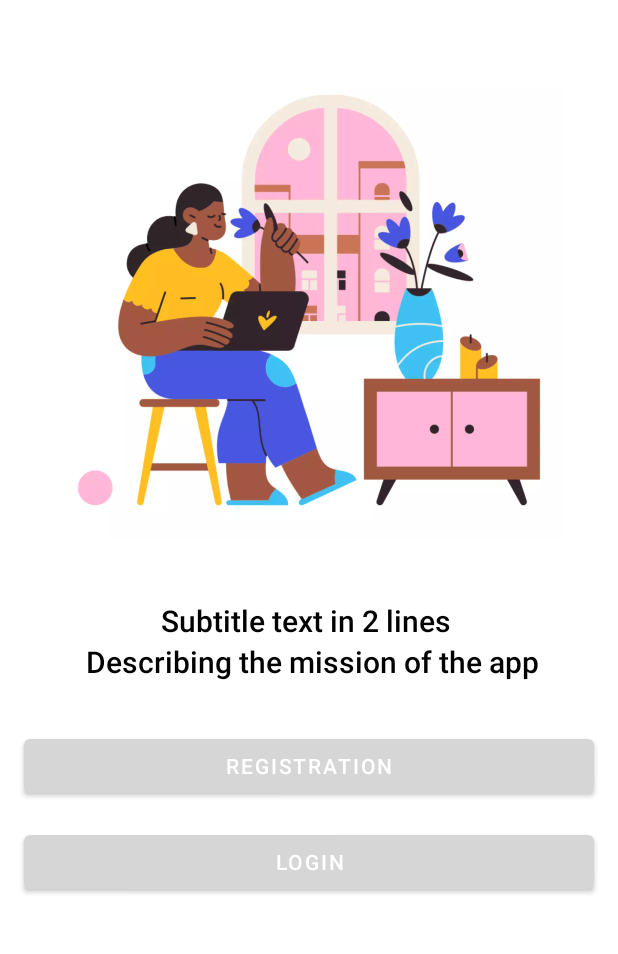
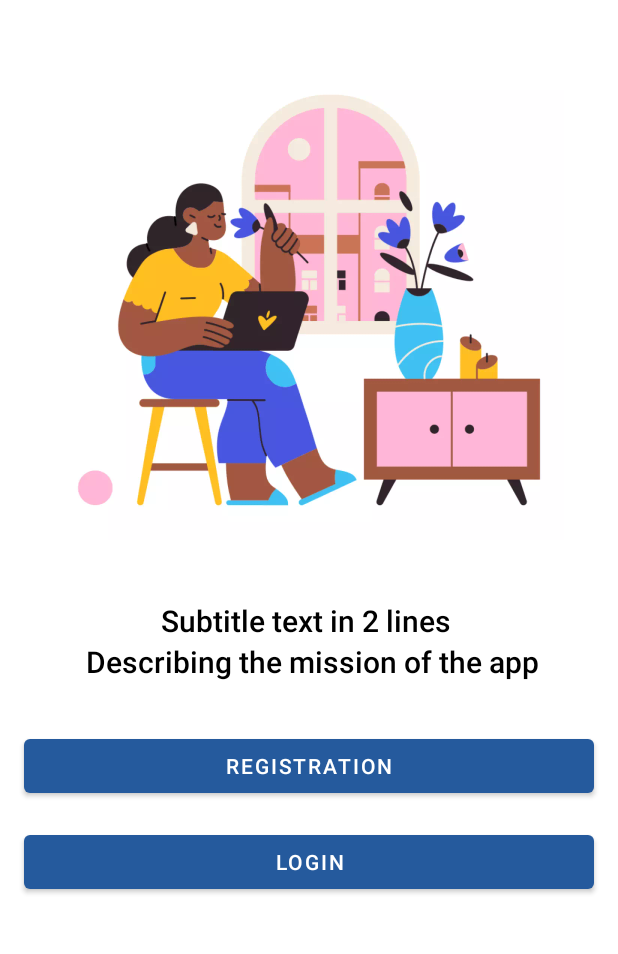
Before and after one commit to VolodymyrTabarkevych/longholder, an Android app: the screen it shows after launch (MainActivity), on a phone screen of 412 x 824 dp, the part 144-1098 px from its top. Run offline under Robolectric (Android 15) with nearby library versions, the phone set to English and light mode, and no system bars; our stand-ins replace Dagger/Hilt's generated code; libraries missing offline, so code that uses them is left out: by.kirich1409.viewbindingdelegate; 3 statements that could not run were skipped.

Commit message:
setup light and dark theme

```diff
--- a/app/src/main/res/values-night/themes.xml
+++ b/app/src/main/res/values-night/themes.xml
@@ -1,15 +1,6 @@
 <resources xmlns:tools="http://schemas.android.com/tools">
     <!-- Base application theme. -->
     <style name="Theme.Longholder" parent="Theme.MaterialComponents.DayNight.DarkActionBar">
-        <!-- Primary brand color. -->
-        <item name="colorPrimary">@color/purple_200</item>
-        <item name="colorPrimaryVariant">@color/purple_700</item>
-        <item name="colorOnPrimary">@color/black</item>
-        <!-- Secondary brand color. -->
-        <item name="colorSecondary">@color/teal_200</item>
-        <item name="colorSecondaryVariant">@color/teal_200</item>
-        <item name="colorOnSecondary">@color/black</item>
-        <!-- Status bar color. -->
         <item name="android:statusBarColor" tools:targetApi="l">?attr/colorPrimaryVariant</item>
         <!-- Customize your theme here. -->
     </style>
--- a/app/src/main/res/values/themes.xml
+++ b/app/src/main/res/values/themes.xml
@@ -2,15 +2,15 @@
     <!-- Base application theme. -->
     <style name="Theme.Longholder" parent="Theme.MaterialComponents.DayNight.NoActionBar">
         <!-- Primary brand color. -->
-        <item name="colorPrimary">@color/purple_500</item>
-        <item name="colorPrimaryVariant">@color/purple_700</item>
+        <item name="colorPrimary">@color/st_tropaz</item>
         <item name="colorOnPrimary">@color/white</item>
-        <!-- Secondary brand color. -->
-        <item name="colorSecondary">@color/teal_200</item>
-        <item name="colorSecondaryVariant">@color/teal_700</item>
-        <item name="colorOnSecondary">@color/black</item>
+        <item name="colorPrimaryVariant">@color/white</item>
         <!-- Status bar color. -->
-        <item name="android:statusBarColor" tools:targetApi="l">?attr/colorPrimaryVariant</item>
+        <item name="android:statusBarColor">?attr/colorPrimaryVariant</item>
+        <item name="android:navigationBarColor">?attr/colorPrimaryVariant</item>
         <!-- Customize your theme here. -->
+
+        <item name="android:windowLightStatusBar">true</item>
+        <item name="android:windowLightNavigationBar" tools:targetApi="o_mr1">true</item>
     </style>
 </resources>
```
